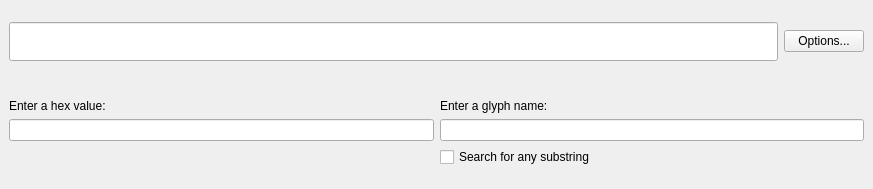
Old version of the form mainwindow.ui in the repository adamb924/UnicodeInput.
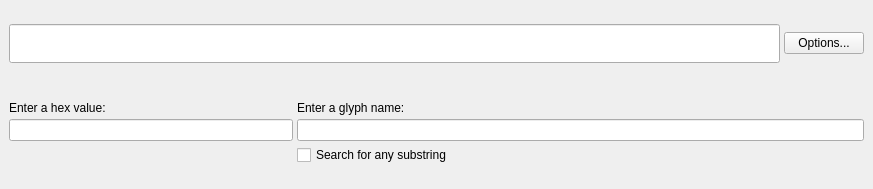
New version of the form. Custom widgets are drawn as their Qt base class.

Commit message: Misc GUI size/spacing changes

Patch:
```diff
--- a/mainwindow.ui
+++ b/mainwindow.ui
@@ -11,7 +11,7 @@
    </rect>
   </property>
   <property name="sizePolicy">
-   <sizepolicy hsizetype="Preferred" vsizetype="Minimum">
+   <sizepolicy hsizetype="Preferred" vsizetype="Fixed">
     <horstretch>0</horstretch>
     <verstretch>0</verstretch>
    </sizepolicy>
@@ -27,6 +27,9 @@
     </sizepolicy>
    </property>
    <layout class="QVBoxLayout" name="verticalLayout">
+    <property name="spacing">
+     <number>4</number>
+    </property>
     <item>
      <layout class="QHBoxLayout" name="horizontalLayout">
       <item>
@@ -78,7 +81,7 @@
      </layout>
     </item>
     <item>
-     <layout class="QGridLayout" name="gridLayout">
+     <layout class="QGridLayout" name="gridLayout" columnstretch="1,2">
       <property name="sizeConstraint">
        <enum>QLayout::SetDefaultConstraint</enum>
       </property>
```
The commit also changes 1 other file.
